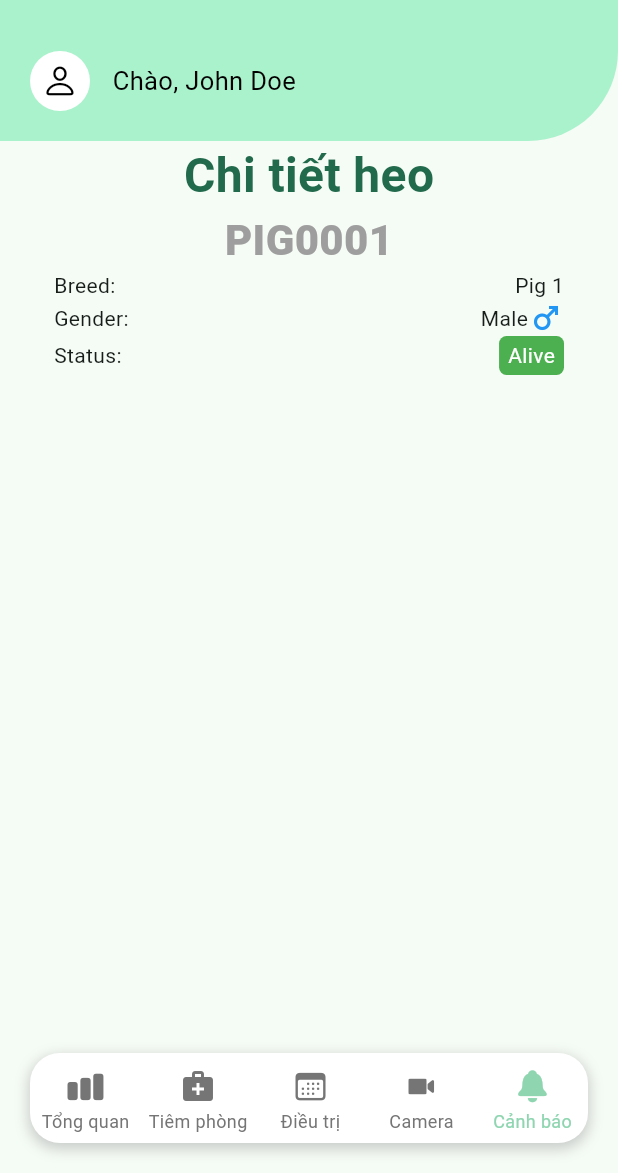
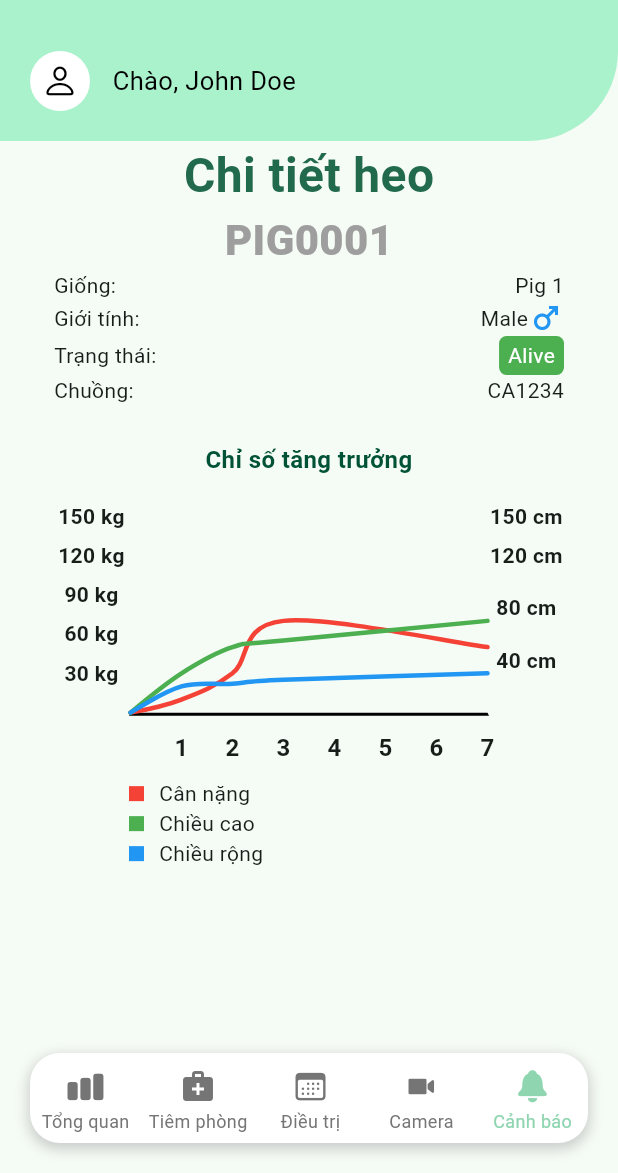
Before and after one commit to vma-pf/vma-mobile, a Flutter app: the LayoutPage screen opened by its route, item 5 of the bottom bar chosen, on a phone screen of 412 x 824 dp, the part 63-1236 px from its top. Run offline on Flutter 3.47's test engine with Material 3 defaults, Android fonts, the phone set to English and light mode, and no system bars; drawn by our look-alikes of fl_chart; our stand-ins replace accordion, dio, either_dart, flutter_secure_storage, go_router; missing offline and left inert: signalr_netcore; accounts and stored records are empty.

Commit message:
feat: add growth metrics

```diff
--- a/lib/app/screens/pig_detail/widgets/detail_info.dart
+++ b/lib/app/screens/pig_detail/widgets/detail_info.dart
@@ -1,5 +1,7 @@
 import 'package:flutter/material.dart';
+import 'package:vma/app/screens/pig_detail/widgets/growth_metrics.dart';
 import 'package:vma/core/models/enums/pig_status.dart';
+import 'package:vma/core/models/monitoring_development_log.dart';
 import 'package:vma/core/models/pig_detail.dart';
 import 'package:vma/core/utils/string_helper.dart';
 
@@ -24,6 +26,53 @@ class DetailInfo extends StatelessWidget {
     }
   }
 
+  List<(double, double)> _getAttributesOverTime(String attribute) {
+    int compareByCheckupAt(
+        MonitoringDevelopmentLog prevLog, MonitoringDevelopmentLog nextLog) {
+      return prevLog.checkupAt.millisecondsSinceEpoch -
+          nextLog.checkupAt.millisecondsSinceEpoch;
+    }
+
+    double getAttributeValue(MonitoringDevelopmentLog log) {
+      switch (attribute) {
+        case 'weight':
+          return log.weight;
+        case 'height':
+          return log.height;
+        case 'width':
+          return log.width;
+        default:
+          return 0;
+      }
+    }
+
+    final copiedLogs = List<MonitoringDevelopmentLog>.from(
+        pigDetail.monitoringDevelopmentLogs);
+    copiedLogs.sort(compareByCheckupAt);
+    final points = copiedLogs
+        .map((log) => (log.checkupAt.month.toDouble(), getAttributeValue(log)))
+        .toList();
+
+    return points;
+  }
+
+  List<int> _getCheckUpMonths() {
+    final earliestCheckup = pigDetail.monitoringDevelopmentLogs
+        .reduce((a, b) => a.checkupAt.isBefore(b.checkupAt) ? a : b);
+    final latestCheckup = pigDetail.monitoringDevelopmentLogs
+        .reduce((a, b) => a.checkupAt.isAfter(b.checkupAt) ? a : b);
+    DateTime start = earliestCheckup.checkupAt;
+    DateTime end = latestCheckup.checkupAt;
+
+    List<int> months = [];
+    while (start.isBefore(end) || start.isAtSameMomentAs(end)) {
+      months.add(start.month);
+      start = DateTime(start.year, start.month + 1); // Move to the next month
+    }
+
+    return months;
+  }
+
   @override
   Widget build(BuildContext context) {
     return Column(children: [
@@ -39,18 +88,18 @@ class DetailInfo extends StatelessWidget {
           padding: const EdgeInsets.symmetric(horizontal: 36),
           child: Column(children: [
             Row(mainAxisAlignment: MainAxisAlignment.spaceBetween, children: [
-              const Text('Breed:'),
+              const Text('Giống:'),
               Text(pigDetail.breed),
             ]),
             Row(mainAxisAlignment: MainAxisAlignment.spaceBetween, children: [
-              const Text('Gender:'),
+              const Text('Giới tính:'),
               Row(children: [
                 Text(pigDetail.gender),
                 _getIconByGender(),
               ])
             ]),
             Row(mainAxisAlignment: MainAxisAlignment.spaceBetween, children: [
-              const Text('Status:'),
+              const Text('Trạng thái:'),
               DecoratedBox(
                   decoration: BoxDecoration(
                       color: _getColorByStatus(),
@@ -62,6 +111,17 @@ class DetailInfo extends StatelessWidget {
                           StringHelper.capitalize(pigDetail.status.name),
                           style: const TextStyle(color: Colors.white))))
             ]),
+            Row(mainAxisAlignment: MainAxisAlignment.spaceBetween, children: [
+              const Text('Chuồng:'),
+              Text(pigDetail.monitoringDevelopmentLogs.first
+                  .cageCode), // FIXME: Should show cageCode from the pigDetail
+            ]),
+            GrowthMetrics(
+                months: _getCheckUpMonths(),
+                maxWeight: 150,
+                weightPoints: _getAttributesOverTime('weight'),
+                heightPoints: _getAttributesOverTime('height'),
+                widthPoints: _getAttributesOverTime('width')),
           ]))
     ]);
   }
--- /dev/null
+++ b/lib/app/screens/pig_detail/widgets/growth_metrics.dart
@@ -0,0 +1,214 @@
+import 'package:fl_chart/fl_chart.dart';
+import 'package:flutter/material.dart';
+
+class GrowthMetrics extends StatelessWidget {
+  final double maxWeight;
+  final List<int> months;
+  final List<(double, double)> weightPoints;
+  final List<(double, double)> heightPoints;
+  final List<(double, double)> widthPoints;
+  const GrowthMetrics(
+      {super.key,
+      required this.maxWeight,
+      required this.months,
+      required this.weightPoints,
+      required this.heightPoints,
+      required this.widthPoints});
+
+  Widget _buildLineChart() {
+    return LineChart(
+      lineChartData,
+      duration: const Duration(milliseconds: 250),
+    );
+  }
+
+  LineChartData get lineChartData => LineChartData(
+        lineTouchData: lineTouchData,
+        gridData: gridData,
+        titlesData: titlesData,
+        borderData: borderData,
+        lineBarsData: lineBarsData,
+        minX: 0,
+        minY: 0,
+        maxX: months.length.toDouble(),
+        maxY: maxWeight,
+      );
+
+  LineTouchData get lineTouchData => LineTouchData(
+        handleBuiltInTouches: true,
+        touchTooltipData: LineTouchTooltipData(
+          getTooltipColor: (touchedSpot) => Colors.blueGrey.withOpacity(0.6),
+        ),
+      );
+
+  FlGridData get gridData => const FlGridData(show: false);
+
+  FlBorderData get borderData => FlBorderData(
+        show: true,
+        border: const Border(
+          bottom: BorderSide(color: Colors.black, width: 2),
+          left: BorderSide(color: Colors.transparent),
+          right: BorderSide(color: Colors.transparent),
+          top: BorderSide(color: Colors.transparent),
+        ),
+      );
+
+  List<LineChartBarData> get lineBarsData => [
+        _createLineChartBarData(weightPoints, Colors.red),
+        _createLineChartBarData(heightPoints, Colors.green),
+        _createLineChartBarData(widthPoints, Colors.blue),
+      ];
+
+  LineChartBarData _createLineChartBarData(
+      List<(double, double)> points, Color color) {
+    return LineChartBarData(
+      isCurved: true,
+      color: color,
+      barWidth: 3,
+      isStrokeCapRound: true,
+      dotData: const FlDotData(show: false),
+      belowBarData: BarAreaData(show: false),
+      spots: [
+        const FlSpot(0, 0),
+        ...points.map((point) => FlSpot(point.$1, point.$2)),
+      ],
+    );
+  }
+
+  FlTitlesData get titlesData => FlTitlesData(
+        bottomTitles: AxisTitles(
+          sideTitles: bottomTitles,
+        ),
+        rightTitles: AxisTitles(
+          sideTitles: rightTitles,
+        ),
+        topTitles: const AxisTitles(
+          sideTitles: SideTitles(showTitles: false),
+        ),
+        leftTitles: AxisTitles(
+          sideTitles: leftTitles,
+        ),
+      );
+
+  SideTitles get bottomTitles => SideTitles(
+        showTitles: true,
+        reservedSize: 32,
+        interval: 1,
+        getTitlesWidget: bottomTitleWidgets,
+      );
+
+  Widget bottomTitleWidgets(double value, TitleMeta meta) {
+    const style = TextStyle(
+      fontWeight: FontWeight.bold,
+      fontSize: 16,
+    );
+    final valueIsZero = value == 0;
+    final text = valueIsZero ? '' : value.toInt().toString();
+    Widget textWidget = Text(
+      text,
+      style: style,
+    );
+
+    return SideTitleWidget(
+      axisSide: meta.axisSide,
+      space: 10,
+      child: textWidget,
+    );
+  }
+
+  SideTitles get leftTitles => SideTitles(
+        getTitlesWidget: leftTitleWidgets,
+        showTitles: true,
+        interval: maxWeight / 5,
+        reservedSize: 50,
+      );
+
+  Widget leftTitleWidgets(double value, TitleMeta meta) {
+    const style = TextStyle(
+      fontWeight: FontWeight.bold,
+      fontSize: 14,
+    );
+    final valueIsZero = value == 0;
+    final text = valueIsZero ? '' : '${value.toInt().toString()} kg';
+
+    return Text(text, style: style, textAlign: TextAlign.center);
+  }
+
+  SideTitles get rightTitles => SideTitles(
+        getTitlesWidget: rightTitleWidgets,
+        showTitles: true,
+        interval: 200 / 5, // 200cm is the max height
+        reservedSize: 50,
+      );
+
+  Widget rightTitleWidgets(double value, TitleMeta meta) {
+    const style = TextStyle(
+      fontWeight: FontWeight.bold,
+      fontSize: 14,
+    );
+    final valueIsZero = value == 0;
+    final text = valueIsZero ? '' : '${value.toInt().toString()} cm';
+
+    return Text(text, style: style, textAlign: TextAlign.center);
+  }
+
+  Widget _buildDescriptionItem(Color color, String text) {
+    return Row(
+      children: [
+        Container(
+          width: 10,
+          height: 10,
+          color: color,
+        ),
+        Container(
+          width: 10,
+        ),
+        Text(text),
+      ],
+    );
+  }
+
+  @override
+  Widget build(BuildContext context) {
+    return AspectRatio(
+      aspectRatio: 1.1,
+      child: Stack(
+        children: <Widget>[
+          Column(
+            crossAxisAlignment: CrossAxisAlignment.stretch,
+            children: <Widget>[
+              const SizedBox(
+                height: 25,
+              ),
+              Text(
+                'Chỉ số tăng trưởng',
+                style: TextStyle(
+                  color: Theme.of(context).colorScheme.onPrimaryContainer,
+                  fontSize: 16,
+                  fontWeight: FontWeight.bold,
+                ),
+                textAlign: TextAlign.center,
+              ),
+              const SizedBox(
+                height: 25,
+              ),
+              Expanded(
+                child: _buildLineChart(),
+              ),
+              const SizedBox(
+                height: 10,
+              ),
+              Padding(
+                  padding: const EdgeInsets.only(left: 50),
+                  child: Column(children: [
+                    _buildDescriptionItem(Colors.red, 'Cân nặng'),
+                    _buildDescriptionItem(Colors.green, 'Chiều cao'),
+                    _buildDescriptionItem(Colors.blue, 'Chiều rộng'),
+                  ]))
+            ],
+          ),
+        ],
+      ),
+    );
+  }
+}
--- a/lib/core/repositories/pig_repository.dart
+++ b/lib/core/repositories/pig_repository.dart
@@ -1,4 +1,5 @@
 import 'package:vma/core/models/enums/pig_status.dart';
+import 'package:vma/core/models/monitoring_development_log.dart';
 import 'package:vma/core/models/pig.dart';
 import 'package:vma/core/models/enums/pig_health_status.dart';
 import 'package:vma/core/models/pig_detail.dart';
@@ -242,7 +243,48 @@ class PigRepository {
       code: 'PIG0001',
       gender: 'Male',
       status: PigStatus.alive,
-      monitoringDevelopmentLogs: [],
+      monitoringDevelopmentLogs: [
+        MonitoringDevelopmentLog(
+          id: '3',
+          cageCode: 'CA1234',
+          healthStatus: PigHealthStatus.normal,
+          cageId: '1',
+          weight: 10,
+          height: 30,
+          width: 20,
+          checkupAt: DateTime.parse('2021-01-01'),
+        ),
+        MonitoringDevelopmentLog(
+          id: '3',
+          cageCode: 'CA1234',
+          healthStatus: PigHealthStatus.normal,
+          cageId: '1',
+          weight: 30,
+          height: 50,
+          width: 22,
+          checkupAt: DateTime.parse('2021-02-02'),
+        ),
+        MonitoringDevelopmentLog(
+          id: '3',
+          cageCode: 'CA1234',
+          healthStatus: PigHealthStatus.normal,
+          cageId: '1',
+          weight: 70,
+          height: 55,
+          width: 25,
+          checkupAt: DateTime.parse('2021-03-03'),
+        ),
+        MonitoringDevelopmentLog(
+          id: '3',
+          cageCode: 'CA1234',
+          healthStatus: PigHealthStatus.normal,
+          cageId: '1',
+          weight: 50,
+          height: 70,
+          width: 30,
+          checkupAt: DateTime.parse('2021-07-04'),
+        ),
+      ],
       pigVaccinationStages: [],
     );
     return Future.value(pig);
```
